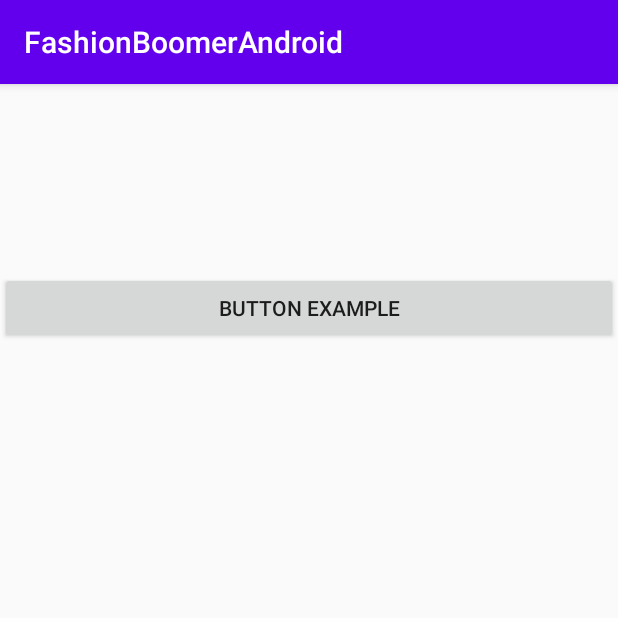
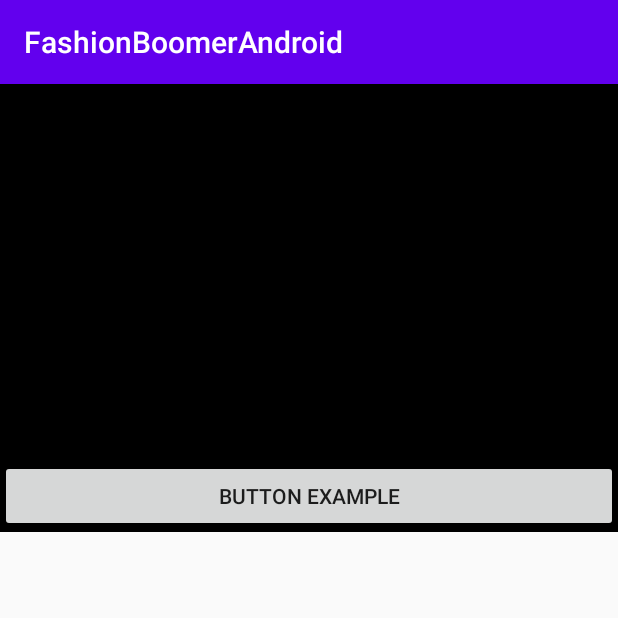
Before and after one commit to kjh42447/fashionboomerandroid, an Android app: the screen it shows after launch (MainActivity), after a tap on "BUTTON EXAMPLE", on a phone screen of 412 x 824 dp, the top half of it. Run offline under Robolectric (Android 15) with nearby library versions, the phone set to English and light mode, and no system bars; pictures from the network do not load.

Commit message:
android.os.NetworkOnMainThreadException

```diff
--- a/app/src/main/java/com/capstone/fashionboomerandroid/MainActivity.java
+++ b/app/src/main/java/com/capstone/fashionboomerandroid/MainActivity.java
@@ -28,6 +28,7 @@ import retrofit2.converter.gson.GsonConverterFactory;
 public class MainActivity extends AppCompatActivity implements View.OnClickListener {
 
     private ImageView ivImage;
+    private ImageView ivImage2;
     private Button button1;
     private static final String BASE_URL = "http://fashionboomer.tk:8080";
 
@@ -36,6 +37,7 @@ public class MainActivity extends AppCompatActivity implements View.OnClickListe
         super.onCreate(savedInstanceState);
         setContentView(R.layout.activity_main);
         ivImage = (ImageView) findViewById(R.id.iv_image);
+        ivImage2 = (ImageView) findViewById(R.id.iv_image2);
         button1 = (Button) findViewById(R.id.button1);
 
         button1.setOnClickListener(this);
@@ -44,42 +46,13 @@ public class MainActivity extends AppCompatActivity implements View.OnClickListe
 //        String imageUrl = "http://fashionboomer.tk:8080/v11/closets/images/9";
 //        Glide.with(this).load(imageUrl).into(ivImage);
 
-    }
-
-    @Override
-    public void onClick(View view) {
-        Toast myToast = Toast.makeText(this.getApplicationContext(),"토스트테스트", Toast.LENGTH_SHORT);
-
-        // 레트로핏
+        // 이미지
+        new Thread() {
+            public void run() {
                 Retrofit.Builder builder = new Retrofit.Builder().baseUrl(BASE_URL);
 
-        // json
-        Retrofit retrofitJson = builder.addConverterFactory(GsonConverterFactory.create()).build();
-        RetrofitInterface retrofitInterface = retrofitJson.create(RetrofitInterface.class);
-        Log.d("Test", "Log Test");
-
-        retrofitInterface.getCloset(8).enqueue(new Callback< DataModel.Data>() {
-            @Override
-            public void onResponse(@NonNull Call< DataModel.Data > call, @NonNull Response< DataModel.Data > response) {
-//                myToast.show();
-                if(response.isSuccessful()) {
-                    DataModel.Data data = response.body();
-                    Log.d("id", Integer.toString(data.getData().getId()));
-                    Log.d("user_id", Long.toString(data.getData().getUser_id()));
-                    Log.d("cloth_id", Integer.toString(data.getData().getCloth_id()));
-                }
-            }
-
-            @Override
-            public void onFailure(Call<DataModel.Data> call, Throwable t) {
-                myToast.show();
-                t.printStackTrace();
-            }
-        });
-
-        // 이미지
                 Retrofit retrofit = builder.build();
-        RetrofitInterface retrofitInterface2 = retrofit.create(RetrofitInterface.class);
+                RetrofitInterface retrofitInterface = retrofit.create(RetrofitInterface.class);
 
                 Call<ResponseBody> call = retrofitInterface.downloadImage(9);
 
@@ -97,5 +70,95 @@ public class MainActivity extends AppCompatActivity implements View.OnClickListe
                     }
                 });
             }
+        }.start();
 
     }
+
+    @Override
+    public void onClick(View view) {
+        Toast myToast = Toast.makeText(this.getApplicationContext(),"토스트테스트", Toast.LENGTH_SHORT);
+
+        // json
+//        Retrofit retrofitJson = builder.addConverterFactory(GsonConverterFactory.create()).build();
+//        RetrofitInterface retrofitInterface = retrofitJson.create(RetrofitInterface.class);
+//        Log.d("Test", "Log Test");
+//
+//        retrofitInterface.getCloset(8).enqueue(new Callback< DataModel.Data>() {
+//            @Override
+//            public void onResponse(@NonNull Call< DataModel.Data > call, @NonNull Response< DataModel.Data > response) {
+////                myToast.show();
+//                if(response.isSuccessful()) {
+//                    DataModel.Data data = response.body();
+//                    Log.d("id", Integer.toString(data.getData().getId()));
+//                    Log.d("user_id", Long.toString(data.getData().getUser_id()));
+//                    Log.d("cloth_id", Integer.toString(data.getData().getCloth_id()));
+//                }
+//            }
+//
+//            @Override
+//            public void onFailure(Call<DataModel.Data> call, Throwable t) {
+//                myToast.show();
+//                t.printStackTrace();
+//            }
+//        });
+
+        // 누끼
+        new Thread() {
+            public void run() {
+                // 레트로핏
+                Retrofit.Builder builder = new Retrofit.Builder().baseUrl(BASE_URL);
+
+                Retrofit retrofit = builder.build();
+                RetrofitInterface retrofitInterface2 = retrofit.create(RetrofitInterface.class);
+                Call<ResponseBody> call2 = retrofitInterface2.downloadNukkiImage(9);
+
+                call2.enqueue(new Callback<ResponseBody>(){
+                    @Override
+                    public void onResponse(Call<ResponseBody> call2, Response<ResponseBody> response) {
+                        InputStream is = response.body().byteStream();
+                        Bitmap bitmap2 = BitmapFactory.decodeStream(is);
+                        ivImage2.setImageBitmap(bitmap2);
+                    }
+
+                    @Override
+                    public void onFailure(Call<ResponseBody> call2, Throwable t) {
+
+                    }
+                });
+            }
+        }.start();
+
+
+        // 옷장 리스트
+//        Retrofit retrofitListJson = builder.addConverterFactory(GsonConverterFactory.create()).build();
+//        RetrofitInterface retrofitInterfaces = retrofitListJson.create(RetrofitInterface.class);
+//
+//        retrofitInterfaces.getMemberClosets(1, 1, 10).enqueue(new Callback< DataModel.PageData>() {
+//            @Override
+//            public void onResponse(@NonNull Call< DataModel.PageData > call, @NonNull Response< DataModel.PageData > response) {
+////                myToast.show();
+//                if(response.isSuccessful()) {
+//                    Log.d("getMemberClosets", "getMemberClosets");
+//                    DataModel.PageData data = response.body();
+//                    for (Closet closet : data.getData()) {
+//                        Log.d("id", Integer.toString(closet.getId()));
+//                        Log.d("user_id", Long.toString(closet.getUser_id()));
+//                        Log.d("cloth_id", Integer.toString(closet.getCloth_id()));
+//                    }
+//                    Log.d("page", Integer.toString(data.getPageInfo().getPage()));
+//                    Log.d("size", Integer.toString(data.getPageInfo().getSize()));
+//                    Log.d("totalElements", Integer.toString(data.getPageInfo().getTotalElements()));
+//                    Log.d("totalPages", Integer.toString(data.getPageInfo().getTotalPages()));
+//                }
+//            }
+//
+//            @Override
+//            public void onFailure(Call<DataModel.PageData> call, Throwable t) {
+//                myToast.show();
+//                t.printStackTrace();
+//            }
+//        });
+
+    }
+
+}
--- a/app/src/main/java/com/capstone/fashionboomerandroid/retrofit/RetrofitInterface.java
+++ b/app/src/main/java/com/capstone/fashionboomerandroid/retrofit/RetrofitInterface.java
@@ -11,7 +11,12 @@ public interface RetrofitInterface {
     @GET("/v11/closets/images/{closet_id}")
     @Streaming
     Call<ResponseBody> downloadImage(
-            @Path("closet_id") int userId);
+            @Path("closet_id") int closetId);
+
+    @GET("/v11/closets/images/nukki/{closet_id}")
+    @Streaming
+    Call<ResponseBody> downloadNukkiImage(
+            @Path("closet_id") int closetId);
 
     @GET("/v11/closets/{closet_id}")
     @Streaming
@@ -20,7 +25,7 @@ public interface RetrofitInterface {
 
     @GET("/v11/closets/members/{member_id}")
     @Streaming
-    Call<ResponseBody> getMemberClosets(
+    Call<DataModel.PageData> getMemberClosets(
             @Path("member_id") int memberId,
             @Query("page") int page,
             @Query("size") int size);
--- a/app/src/main/res/layout/activity_main.xml
+++ b/app/src/main/res/layout/activity_main.xml
@@ -3,10 +3,17 @@
     xmlns:android="http://schemas.android.com/apk/res/android"
     android:orientation="vertical"
     android:layout_width="match_parent"
-    android:layout_height="wrap_content">
+    android:layout_height="wrap_content"
+    android:background="@color/black">
 
     <ImageView
         android:id="@+id/iv_image"
+        android:layout_width="125dp"
+        android:layout_height="125dp"
+        android:adjustViewBounds="true" />
+
+    <ImageView
+        android:id="@+id/iv_image2"
         android:layout_width="125dp"
         android:layout_height="125dp"
         android:adjustViewBounds="true" />
```
Also changed, not shown: app/src/main/java/com/capstone/fashionboomerandroid/retrofit/DataModel.java (+72 -0 lines). Lines whose indentation alone changed are shown as unchanged.
